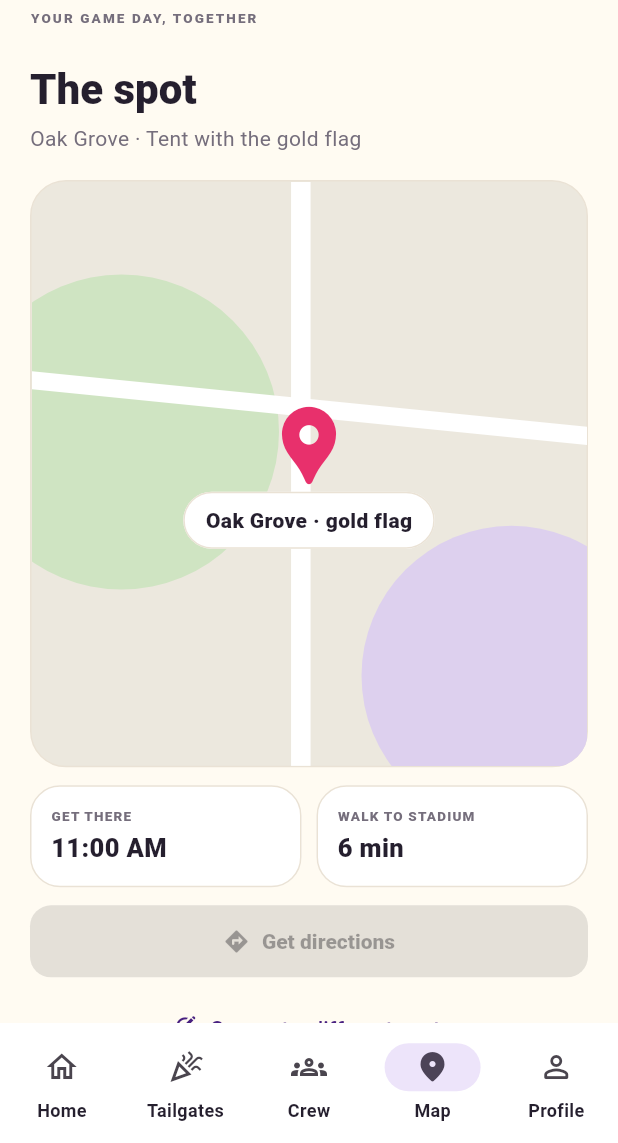
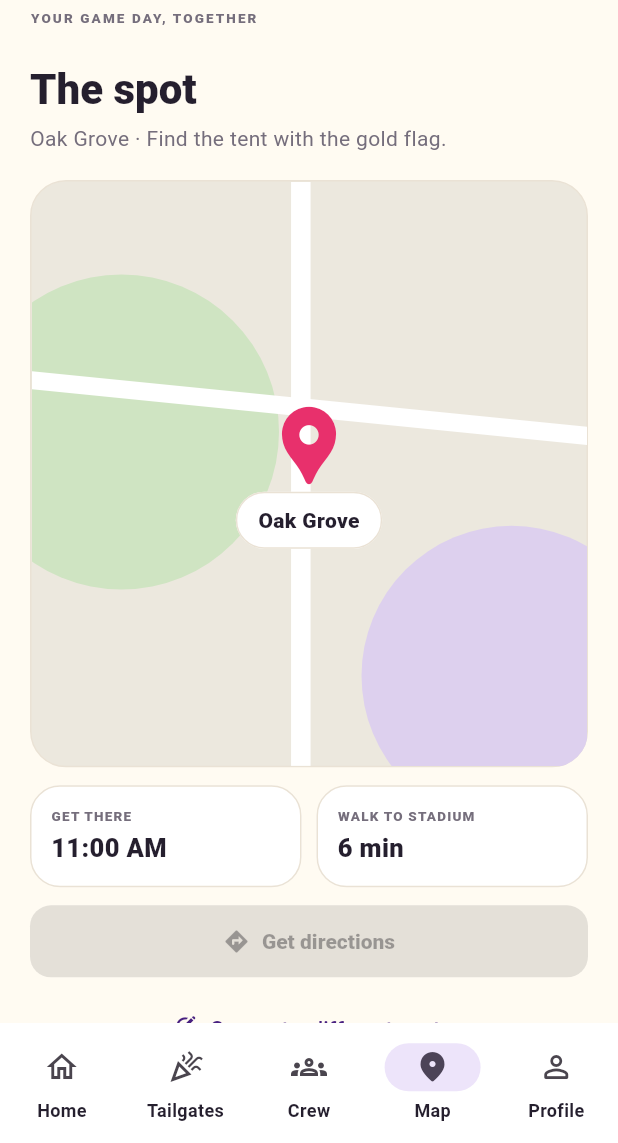
Before and after one commit to tylerlallande/Project-5, a Flutter app: the AppShell screen opened directly, swiped to page 4, on a phone screen of 412 x 824 dp, the part 93-1236 px from its top. Run offline on Flutter 3.47's test engine with Material 3 defaults, Android fonts, the phone set to English and light mode, and no system bars; Roboto replaces fonts that are missing (Arial).

Commit message:
Prepare meetup map data for server integration

```diff
--- a/lib/app_shell.dart
+++ b/lib/app_shell.dart
@@ -1,6 +1,10 @@
 import 'package:flutter/material.dart';
 
 import 'features/tailgate_detail/tailgate_detail_screen.dart';
+import 'features/map/map_repository.dart';
+import 'features/map/map_seed_data.dart';
+import 'features/map/map_provider_config.dart';
+import 'features/map/meetup_spot_controller.dart';
 import 'features/tailgate_setup/create_tailgate_screen.dart';
 import 'features/tailgate_setup/join_tailgate_screen.dart';
 import 'screens/crew_screen.dart';
@@ -19,6 +23,7 @@ class AppShell extends StatefulWidget {
 
 class _AppShellState extends State<AppShell> {
   late final PageController _pageController;
+  late final MeetupSpotController _meetupSpotController;
   int _pageIndex = 0;
   bool _checkedIn = false;
   final List<TailgateEntry> _tailgates = [
@@ -119,11 +124,16 @@ class _AppShellState extends State<AppShell> {
   void initState() {
     super.initState();
     _pageController = PageController();
+    _meetupSpotController = MeetupSpotController(
+      InMemoryMapRepository(developmentMeetupSpots),
+      tailgateId: 'gumbo',
+    )..load();
   }
 
   @override
   void dispose() {
     _pageController.dispose();
+    _meetupSpotController.dispose();
     super.dispose();
   }
 
@@ -138,7 +148,10 @@ class _AppShellState extends State<AppShell> {
   void _openTailgate(int tabIndex) {
     Navigator.of(context).push(
       MaterialPageRoute<void>(
-        builder: (_) => TailgateDetailScreen(initialTab: tabIndex),
+        builder: (_) => TailgateDetailScreen(
+          initialTab: tabIndex,
+          meetupSpotController: _meetupSpotController,
+        ),
       ),
     );
   }
@@ -208,7 +221,10 @@ class _AppShellState extends State<AppShell> {
               onOpen: _viewEntry,
             ),
             CrewScreen(crewCount: _crewCount),
-            const MapScreen(),
+            MapScreen(
+              controller: _meetupSpotController,
+              providerConfig: MapProviderConfig.fromEnvironment(),
+            ),
             const ProfileScreen(),
           ],
         ),
--- /dev/null
+++ b/lib/features/map/map_provider_config.dart
@@ -0,0 +1,17 @@
+class MapProviderConfig {
+  const MapProviderConfig({required this.styleUrl, required this.attribution});
+
+  factory MapProviderConfig.fromEnvironment() => const MapProviderConfig(
+    styleUrl: String.fromEnvironment(
+      'MAP_STYLE_URL',
+      defaultValue: 'https://tiles.openfreemap.org/styles/liberty',
+    ),
+    attribution: String.fromEnvironment(
+      'MAP_ATTRIBUTION',
+      defaultValue: 'OpenFreeMap · OpenStreetMap contributors',
+    ),
+  );
+
+  final String styleUrl;
+  final String attribution;
+}
--- /dev/null
+++ b/lib/features/map/map_repository.dart
@@ -0,0 +1,30 @@
+import 'meetup_spot.dart';
+
+abstract interface class MapRepository {
+  Future<MeetupSpot> fetchMeetupSpot(String tailgateId);
+
+  Future<MeetupSpot> saveMeetupSpot(MeetupSpot spot);
+}
+
+/// Temporary local implementation of the same contract the server will use.
+class InMemoryMapRepository implements MapRepository {
+  InMemoryMapRepository(Iterable<MeetupSpot> spots)
+    : _spots = {for (final spot in spots) spot.tailgateId: spot};
+
+  final Map<String, MeetupSpot> _spots;
+
+  @override
+  Future<MeetupSpot> fetchMeetupSpot(String tailgateId) async {
+    final spot = _spots[tailgateId];
+    if (spot == null) {
+      throw StateError('No meetup spot found for $tailgateId');
+    }
+    return spot;
+  }
+
+  @override
+  Future<MeetupSpot> saveMeetupSpot(MeetupSpot spot) async {
+    _spots[spot.tailgateId] = spot;
+    return spot;
+  }
+}
--- /dev/null
+++ b/lib/features/map/map_seed_data.dart
@@ -0,0 +1,15 @@
+import 'meetup_spot.dart';
+
+/// Development fixtures. Replace this list with the server repository at the
+/// composition root without changing either map screen.
+const developmentMeetupSpots = [
+  MeetupSpot(
+    tailgateId: 'gumbo',
+    name: 'Oak Grove',
+    instructions: 'Find the tent with the gold flag.',
+    latitude: 30.4123,
+    longitude: -91.1819,
+    meetupTime: '11:00 AM',
+    walkToStadiumMinutes: 6,
+  ),
+];
--- /dev/null
+++ b/lib/features/map/meetup_spot.dart
@@ -0,0 +1,39 @@
+class MeetupSpot {
+  const MeetupSpot({
+    required this.tailgateId,
+    required this.name,
+    required this.instructions,
+    required this.latitude,
+    required this.longitude,
+    required this.meetupTime,
+    required this.walkToStadiumMinutes,
+  });
+
+  final String tailgateId;
+  final String name;
+  final String instructions;
+  final double latitude;
+  final double longitude;
+  final String meetupTime;
+  final int walkToStadiumMinutes;
+
+  factory MeetupSpot.fromJson(Map<String, Object?> json) => MeetupSpot(
+    tailgateId: json['tailgateId']! as String,
+    name: json['name']! as String,
+    instructions: json['instructions']! as String,
+    latitude: (json['latitude']! as num).toDouble(),
+    longitude: (json['longitude']! as num).toDouble(),
+    meetupTime: json['meetupTime']! as String,
+    walkToStadiumMinutes: json['walkToStadiumMinutes']! as int,
+  );
+
+  Map<String, Object> toJson() => {
+    'tailgateId': tailgateId,
+    'name': name,
+    'instructions': instructions,
+    'latitude': latitude,
+    'longitude': longitude,
+    'meetupTime': meetupTime,
+    'walkToStadiumMinutes': walkToStadiumMinutes,
+  };
+}
--- /dev/null
+++ b/lib/features/map/meetup_spot_controller.dart
@@ -0,0 +1,38 @@
+import 'package:flutter/foundation.dart';
+
+import 'map_repository.dart';
+import 'meetup_spot.dart';
+
+class MeetupSpotController extends ChangeNotifier {
+  MeetupSpotController(this._repository, {required this.tailgateId});
+
+  final MapRepository _repository;
+  final String tailgateId;
+
+  MeetupSpot? _spot;
+  Object? _error;
+  bool _isLoading = false;
+
+  MeetupSpot? get spot => _spot;
+  Object? get error => _error;
+  bool get isLoading => _isLoading;
+
+  Future<void> load() async {
+    _isLoading = true;
+    _error = null;
+    notifyListeners();
+    try {
+      _spot = await _repository.fetchMeetupSpot(tailgateId);
+    } catch (error) {
+      _error = error;
+    } finally {
+      _isLoading = false;
+      notifyListeners();
+    }
+  }
+
+  Future<void> save(MeetupSpot spot) async {
+    _spot = await _repository.saveMeetupSpot(spot);
+    notifyListeners();
+  }
+}
--- a/lib/screens/map_screen.dart
+++ b/lib/screens/map_screen.dart
@@ -2,9 +2,44 @@ import 'package:flutter/material.dart';
 
 import '../theme/app_theme.dart';
 import '../widgets/app_header.dart';
+import '../features/map/map_provider_config.dart';
+import '../features/map/meetup_spot.dart';
+import '../features/map/meetup_spot_controller.dart';
 
 class MapScreen extends StatelessWidget {
-  const MapScreen({super.key});
+  const MapScreen({
+    super.key,
+    required this.controller,
+    required this.providerConfig,
+  });
+
+  final MeetupSpotController controller;
+  final MapProviderConfig providerConfig;
+
+  @override
+  Widget build(BuildContext context) {
+    return AnimatedBuilder(
+      animation: controller,
+      builder: (context, _) {
+        if (controller.isLoading && controller.spot == null) {
+          return const Center(child: CircularProgressIndicator());
+        }
+        if (controller.error != null && controller.spot == null) {
+          return _MapError(onRetry: controller.load);
+        }
+        final spot = controller.spot;
+        if (spot == null) return const SizedBox.shrink();
+        return _MapContent(spot: spot, providerConfig: providerConfig);
+      },
+    );
+  }
+}
+
+class _MapContent extends StatelessWidget {
+  const _MapContent({required this.spot, required this.providerConfig});
+
+  final MeetupSpot spot;
+  final MapProviderConfig providerConfig;
 
   @override
   Widget build(BuildContext context) {
@@ -16,8 +51,8 @@ class MapScreen extends StatelessWidget {
         const SizedBox(height: 24),
         Text('The spot', style: Theme.of(context).textTheme.headlineLarge),
         const SizedBox(height: 5),
-        const Text(
-          'Oak Grove · Tent with the gold flag',
+        Text(
+          '${spot.name} · ${spot.instructions}',
           style: TextStyle(color: AppColors.muted),
         ),
         const SizedBox(height: 18),
@@ -63,7 +98,7 @@ class MapScreen extends StatelessWidget {
                     child: Container(height: 12, color: Colors.white),
                   ),
                 ),
-                const Center(
+                Center(
                   child: Column(
                     mainAxisSize: MainAxisSize.min,
                     children: [
@@ -79,7 +114,7 @@ class MapScreen extends StatelessWidget {
                             vertical: 9,
                           ),
                           child: Text(
-                            'Oak Grove · gold flag',
+                            spot.name,
                             style: TextStyle(fontWeight: FontWeight.w800),
                           ),
                         ),
@@ -92,14 +127,17 @@ class MapScreen extends StatelessWidget {
           ),
         ),
         const SizedBox(height: 12),
-        const Row(
+        Row(
           children: [
             Expanded(
-              child: _MapStat(label: 'GET THERE', value: '11:00 AM'),
+              child: _MapStat(label: 'GET THERE', value: spot.meetupTime),
             ),
             SizedBox(width: 10),
             Expanded(
-              child: _MapStat(label: 'WALK TO STADIUM', value: '6 min'),
+              child: _MapStat(
+                label: 'WALK TO STADIUM',
+                value: '${spot.walkToStadiumMinutes} min',
+              ),
             ),
           ],
         ),
@@ -115,9 +153,32 @@ class MapScreen extends StatelessWidget {
           icon: const Icon(Icons.edit_location_alt_outlined),
           label: const Text('Suggest a different spot'),
         ),
+        Text(
+          '${spot.latitude.toStringAsFixed(4)}, '
+          '${spot.longitude.toStringAsFixed(4)} · ${providerConfig.attribution}',
+          textAlign: TextAlign.center,
+          style: const TextStyle(fontSize: 11, color: AppColors.muted),
+        ),
       ],
     );
   }
+}
+
+class _MapError extends StatelessWidget {
+  const _MapError({required this.onRetry});
+
+  final VoidCallback onRetry;
+
+  @override
+  Widget build(BuildContext context) => Center(
+    child: Column(
+      mainAxisSize: MainAxisSize.min,
+      children: [
+        const Text('The meetup spot could not be loaded.'),
+        TextButton(onPressed: onRetry, child: const Text('Try again')),
+      ],
+    ),
+  );
 }
 
 class _MapStat extends StatelessWidget {
```
Also changed, not shown: lib/features/tailgate_detail/tailgate_detail_screen.dart (+79 -30 lines), 2 other files.
